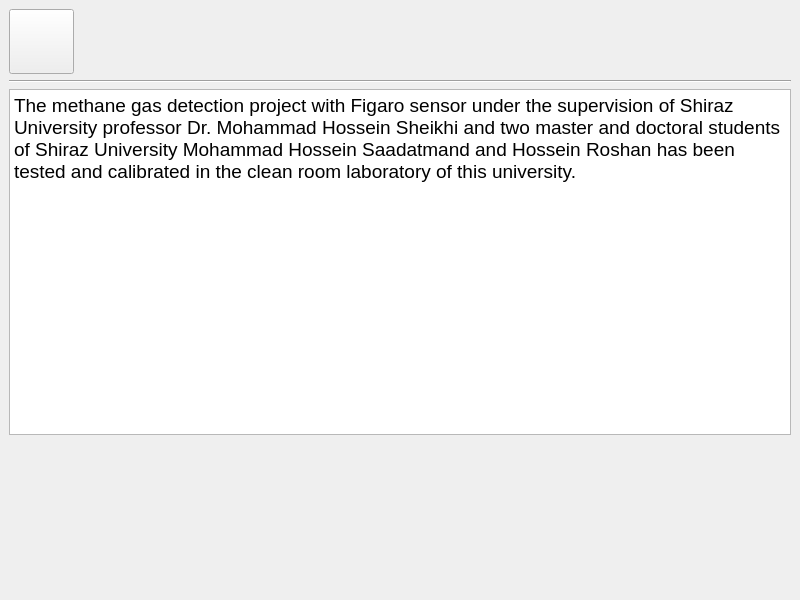
Above: aboutwindow.ui from tmbax0098/GasSensor before the change. Below: the same form after it.
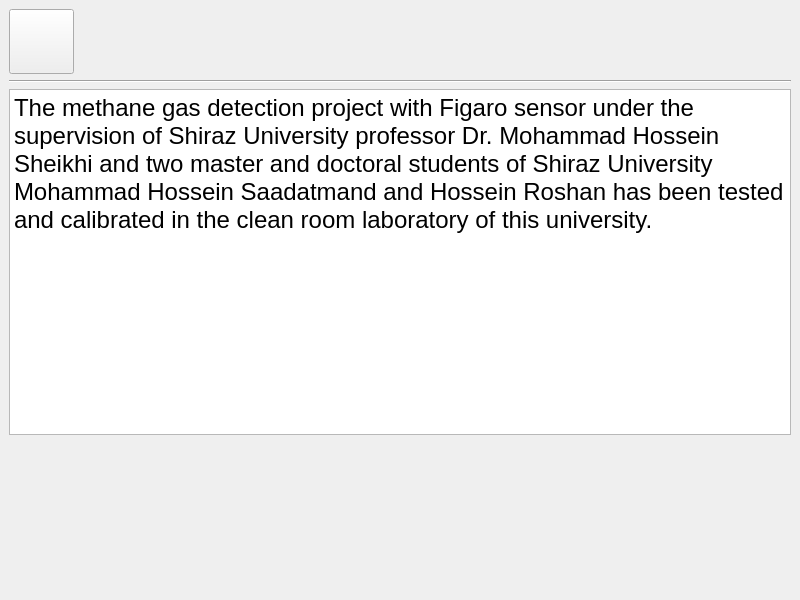
That is the form after the change. Icons and pictures are not drawn.

```diff
--- a/aboutwindow.ui
+++ b/aboutwindow.ui
@@ -76,7 +76,7 @@
      <widget class="QPlainTextEdit" name="plainTextEdit">
       <property name="font">
        <font>
-        <pointsize>14</pointsize>
+        <pointsize>18</pointsize>
         <weight>50</weight>
         <bold>false</bold>
        </font>
```
